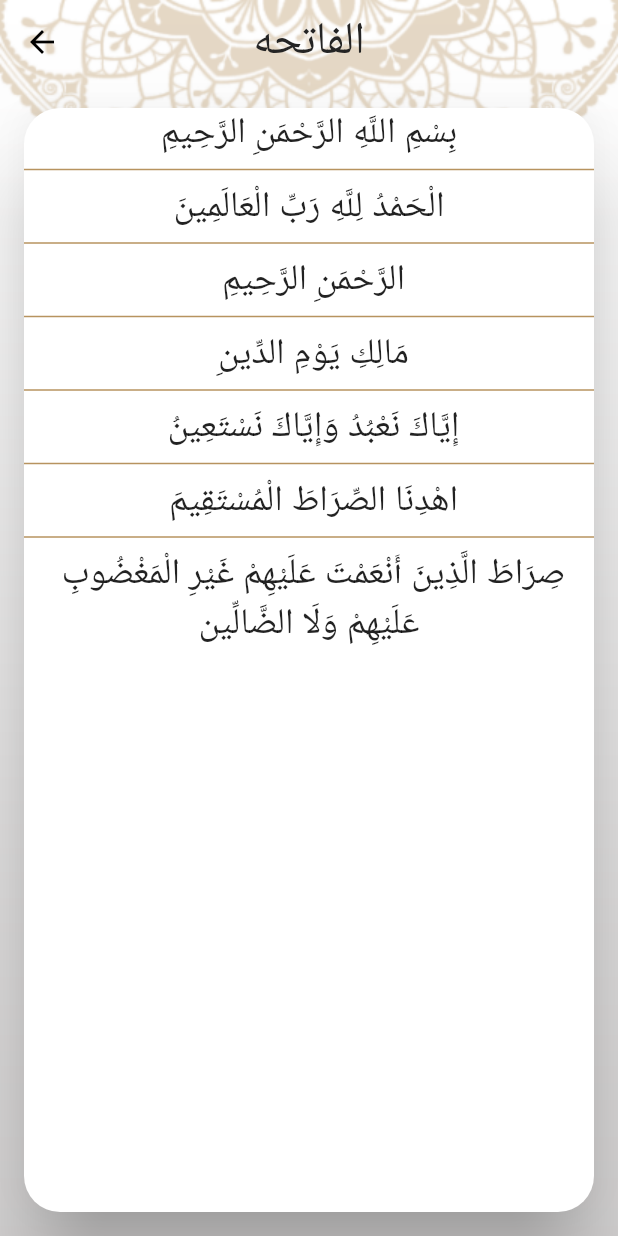
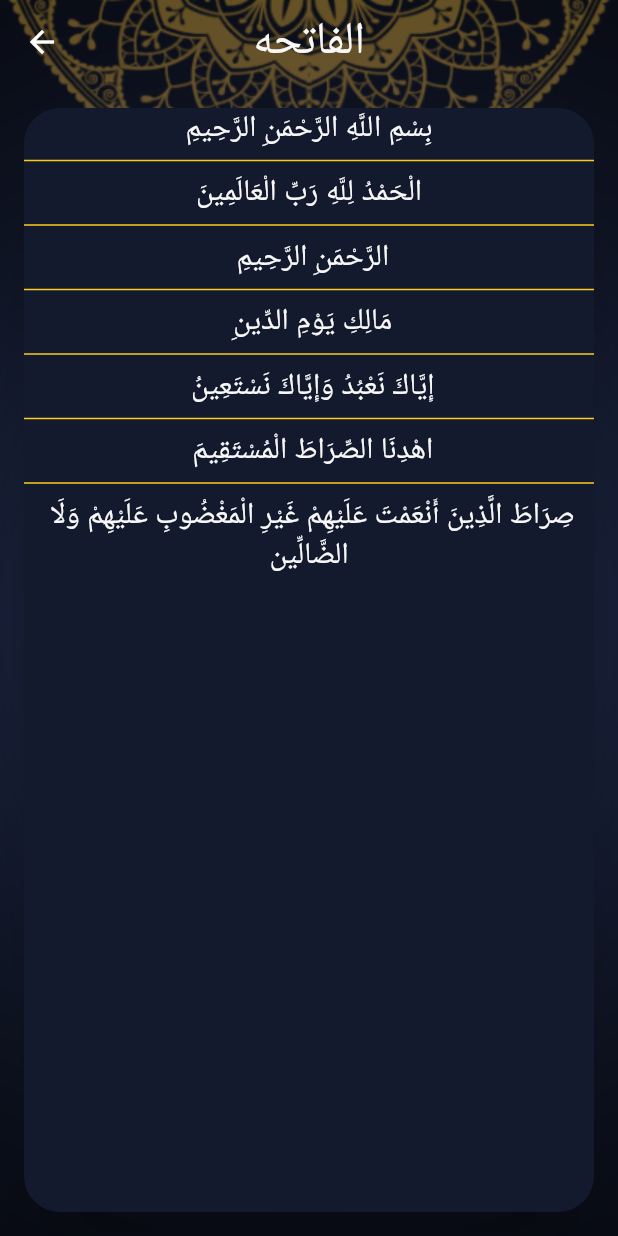
Before and after one commit to Mahamed-Kamal/islami, a Flutter app: the screen it shows after launch, after a tap on "الفاتحه", on a phone screen of 412 x 824 dp. Run offline on Flutter 3.47's test engine with Material 2 defaults, Android fonts, the phone set to English and light mode, and no system bars.

Commit message:
+ finished theming attributes as design

```diff
--- a/lib/main.dart
+++ b/lib/main.dart
@@ -1,5 +1,6 @@
 import 'package:flutter/material.dart';
 import 'package:islami/ui/home/home_screen.dart';
+import 'package:islami/ui/my_theme_data/my_theme_data.dart';
 import 'package:islami/ui/splash/splash_screen.dart';
 import 'package:islami/ui/sura_details/sura_details.dart';
 
@@ -18,29 +19,9 @@ class MyApplication extends StatelessWidget {
         HomeScreen.routeName: (buildContext) => HomeScreen(),
         SuraDetails.routeName: (buildContext) => SuraDetails(),
       },
-      theme: ThemeData(
-        scaffoldBackgroundColor: Colors.transparent,
-        primaryColor: Color(0xFFB7935F),
-        progressIndicatorTheme: ProgressIndicatorThemeData(
-          color: Color(0xFFB7935F),
-        ),
-        bottomNavigationBarTheme: BottomNavigationBarThemeData(
-          selectedItemColor: Colors.black,
-          unselectedItemColor: Colors.white,
-        ),
-        appBarTheme: AppBarTheme(
-          iconTheme: IconThemeData(
-            color: Colors.black,
-          ),
-          color: Colors.transparent,
-          centerTitle: true,
-          elevation: 0,
-          titleTextStyle: TextStyle(
-            fontSize: 30,
-            color: Color(0xFF242424),
-          ),
-        ),
-      ),
+      theme: MyThemeData.lightTheme,
+      darkTheme: MyThemeData.darkTheme,
+      themeMode: MyThemeData.themeMode,
     );
   }
 }
--- a/lib/ui/home/hadeth/hadeth_tap.dart
+++ b/lib/ui/home/hadeth/hadeth_tap.dart
@@ -23,15 +23,15 @@ class _HadethTapState extends State<HadethTap> {
             flex: 1,
             child: Image.asset('assets/images/hadeth_header_image.png')),
         Divider(
-          color: Theme.of(context).primaryColor,
+          color: Theme.of(context).accentColor,
           thickness: 2,
         ),
-        Text('Hadeth Number',
-            style: TextStyle(
-              fontSize: 24,
-            )),
+        Text(
+          'Hadeth Number',
+          style: Theme.of(context).textTheme.headline5,
+        ),
         Divider(
-          color: Theme.of(context).primaryColor,
+          color: Theme.of(context).accentColor,
           thickness: 2,
         ),
         Expanded(
@@ -42,7 +42,7 @@ class _HadethTapState extends State<HadethTap> {
                     itemBuilder: (context, index) =>
                         HadethTitleWidget(allHadethList[index].title),
                     separatorBuilder: (context, index) => Divider(
-                      color: Theme.of(context).primaryColor,
+                      color: Theme.of(context).accentColor,
                       thickness: 1,
                     ),
                     itemCount: allHadethList.length,
--- a/lib/ui/home/hadeth/hadeth_title.dart
+++ b/lib/ui/home/hadeth/hadeth_title.dart
@@ -11,7 +11,8 @@ class HadethTitleWidget extends StatelessWidget {
       onTap: () {},
       child: Container(
         child: Text(title,
-            style: TextStyle(fontSize: 24), textAlign: TextAlign.center),
+            style: Theme.of(context).textTheme.bodyText1,
+            textAlign: TextAlign.center),
       ),
     );
   }
--- a/lib/ui/home/home_screen.dart
+++ b/lib/ui/home/home_screen.dart
@@ -3,6 +3,7 @@ import 'package:islami/ui/home/quran/quran_tap.dart';
 import 'package:islami/ui/home/radio/radio_tap.dart';
 import 'package:islami/ui/home/tasbeh/tasbeh_tap.dart';
 
+import '../my_theme_data/my_theme_data.dart';
 import 'hadeth/hadeth_tap.dart';
 
 class HomeScreen extends StatefulWidget {
@@ -20,7 +21,9 @@ class _HomeScreenState extends State<HomeScreen> {
     return Container(
       decoration: BoxDecoration(
           image: DecorationImage(
-        image: AssetImage('assets/images/main_background.png'),
+        image: AssetImage(MyThemeData.themeMode == ThemeMode.light
+            ? 'assets/images/main_background.png'
+            : 'assets/images/dark_main_background.png'),
         fit: BoxFit.fill,
       )),
       child: Scaffold(
--- a/lib/ui/home/quran/quran_tap.dart
+++ b/lib/ui/home/quran/quran_tap.dart
@@ -124,19 +124,14 @@ class QuranTap extends StatelessWidget {
     return Column(
       children: [
         Expanded(
-            flex: 1,
-            child: Image.asset('assets/images/quran_header_logo.png')),
+            flex: 1, child: Image.asset('assets/images/quran_header_logo.png')),
         Divider(
-          color: Theme
-              .of(context)
-              .primaryColor,
+          color: Theme.of(context).accentColor,
           thickness: 2,
         ),
-        Text('VerseName', style: TextStyle(fontSize: 24)),
+        Text('VerseName', style: Theme.of(context).textTheme.headline5),
         Divider(
-          color: Theme
-              .of(context)
-              .primaryColor,
+          color: Theme.of(context).accentColor,
           thickness: 2,
         ),
         Expanded(
@@ -145,7 +140,7 @@ class QuranTap extends StatelessWidget {
             itemBuilder: (buildContext, index) =>
                 VerseNameWidget(surasNames[index], index),
             separatorBuilder: (buildContext, index) => Divider(
-              color: Theme.of(context).primaryColor,
+              color: Theme.of(context).accentColor,
               thickness: 1,
             ),
             itemCount: surasNames.length,
--- a/lib/ui/home/quran/verse_name.dart
+++ b/lib/ui/home/quran/verse_name.dart
@@ -20,9 +20,7 @@ class VerseNameWidget extends StatelessWidget {
       child: Container(
         child: Text(
           title,
-          style: TextStyle(
-            fontSize: 24,
-          ),
+          style: Theme.of(context).textTheme.bodyText1,
           textAlign: TextAlign.center,
         ),
       ),
--- /dev/null
+++ b/lib/ui/my_theme_data/my_theme_data.dart
@@ -0,0 +1,101 @@
+import 'package:flutter/material.dart';
+
+class MyThemeData {
+  static const Color lightPrimaryColor = Color(0xFFB7935F);
+  static const Color darkPrimaryColor = Color(0xFF141A2E);
+  static const Color lightMainTextColor = Color(0xFF242424);
+  static const Color darkMainTextColor = Color(0xFFF8F8F8);
+  static const Color darkAccentColor = Color(0xFFFACC1D);
+  static var lightTheme = ThemeData(
+    cardColor: Colors.white,
+    scaffoldBackgroundColor: Colors.transparent,
+    primaryColor: lightPrimaryColor,
+    accentColor: lightPrimaryColor,
+    progressIndicatorTheme: const ProgressIndicatorThemeData(
+      color: lightPrimaryColor,
+    ),
+    bottomNavigationBarTheme: const BottomNavigationBarThemeData(
+      selectedItemColor: Colors.black,
+      unselectedItemColor: Colors.white,
+    ),
+    appBarTheme: const AppBarTheme(
+      iconTheme: IconThemeData(
+        color: Colors.black,
+      ),
+      color: Colors.transparent,
+      centerTitle: true,
+      elevation: 0,
+      titleTextStyle: TextStyle(
+        fontSize: 30,
+        color: lightMainTextColor,
+      ),
+    ),
+    textTheme: const TextTheme(
+      headline3: TextStyle(
+        //ex.Screen title
+        color: lightMainTextColor,
+        fontSize: 32,
+      ),
+      headline5: TextStyle(
+        // sub headers
+        color: lightMainTextColor,
+        fontSize: 24,
+      ),
+      bodyText1: TextStyle(
+        color: lightMainTextColor,
+        fontSize: 24,
+      ),
+      bodyText2: TextStyle(
+        color: lightMainTextColor,
+        fontSize: 20,
+      ),
+    ),
+  );
+  static var darkTheme = ThemeData(
+    cardColor: darkPrimaryColor,
+    scaffoldBackgroundColor: Colors.transparent,
+    primaryColor: darkPrimaryColor,
+    accentColor: darkAccentColor,
+    progressIndicatorTheme: const ProgressIndicatorThemeData(
+      color: darkAccentColor,
+    ),
+    bottomNavigationBarTheme: const BottomNavigationBarThemeData(
+      selectedItemColor: darkAccentColor,
+      unselectedItemColor: Colors.white,
+    ),
+    appBarTheme: const AppBarTheme(
+      iconTheme: IconThemeData(
+        color: Colors.white,
+      ),
+      color: Colors.transparent,
+      centerTitle: true,
+      elevation: 0,
+      titleTextStyle: TextStyle(
+        fontSize: 30,
+        color: darkMainTextColor,
+      ),
+    ),
+    textTheme: const TextTheme(
+      headline3: TextStyle(
+        //ex.Screen title
+        color: darkMainTextColor,
+        fontSize: 32,
+      ),
+      headline5: TextStyle(
+        // sub headers
+        color: darkMainTextColor,
+        fontSize: 24,
+      ),
+      bodyText1: TextStyle(
+        color: darkMainTextColor,
+        fontSize: 24,
+      ),
+      bodyText2: TextStyle(
+        color: darkMainTextColor,
+        fontSize: 20,
+      ),
+    ),
+  );
+
+  static ThemeMode themeMode = ThemeMode.dark;
+}
--- a/lib/ui/splash/splash_screen.dart
+++ b/lib/ui/splash/splash_screen.dart
@@ -1,5 +1,6 @@
 import 'package:flutter/material.dart';
 import 'package:islami/ui/home/home_screen.dart';
+import 'package:islami/ui/my_theme_data/my_theme_data.dart';
 
 class SplashScreen extends StatelessWidget {
   static const String routeName = 'Splash-Screen';
@@ -11,7 +12,9 @@ class SplashScreen extends StatelessWidget {
     });
     return Scaffold(
       body: Image.asset(
-        'assets/images/splash.png',
+        MyThemeData.themeMode == ThemeMode.light
+            ? 'assets/images/splash.png'
+            : 'assets/images/dark_splash.png',
         fit: BoxFit.fill,
         width: double.infinity,
       ),
--- a/lib/ui/sura_details/sura_details.dart
+++ b/lib/ui/sura_details/sura_details.dart
@@ -1,6 +1,8 @@
 import 'package:flutter/material.dart';
 import 'package:flutter/services.dart';
 import 'package:islami/ui/sura_details/verse_content.dart';
+
+import '../my_theme_data/my_theme_data.dart';
 
 class SuraDetails extends StatefulWidget {
   static const String routeName = 'Sura-Details';
@@ -22,7 +24,9 @@ class _SuraDetailsState extends State<SuraDetails> {
     return Container(
       decoration: BoxDecoration(
           image: DecorationImage(
-        image: AssetImage('assets/images/main_background.png'),
+        image: AssetImage(MyThemeData.themeMode == ThemeMode.light
+            ? 'assets/images/main_background.png'
+            : 'assets/images/dark_main_background.png'),
         fit: BoxFit.fill,
       )),
       child: Scaffold(
@@ -45,7 +49,7 @@ class _SuraDetailsState extends State<SuraDetails> {
                           VerseContent(chapterContent[index]),
                       separatorBuilder: (buildContext, index) => Divider(
                         thickness: 1,
-                        color: Theme.of(context).primaryColor,
+                        color: Theme.of(context).accentColor,
                       ),
                       itemCount: chapterContent.length,
                     ),
--- a/lib/ui/sura_details/verse_content.dart
+++ b/lib/ui/sura_details/verse_content.dart
@@ -9,9 +9,7 @@ class VerseContent extends StatelessWidget {
   Widget build(BuildContext context) {
     return Container(
       child: Text(content,
-          style: TextStyle(
-            fontSize: 24,
-          ),
+          style: Theme.of(context).textTheme.bodyText2,
           textAlign: TextAlign.center),
     );
   }
```
Also changed, not shown: assets/images/dark_main_background.png (added), assets/images/dark_splash.png (added).
